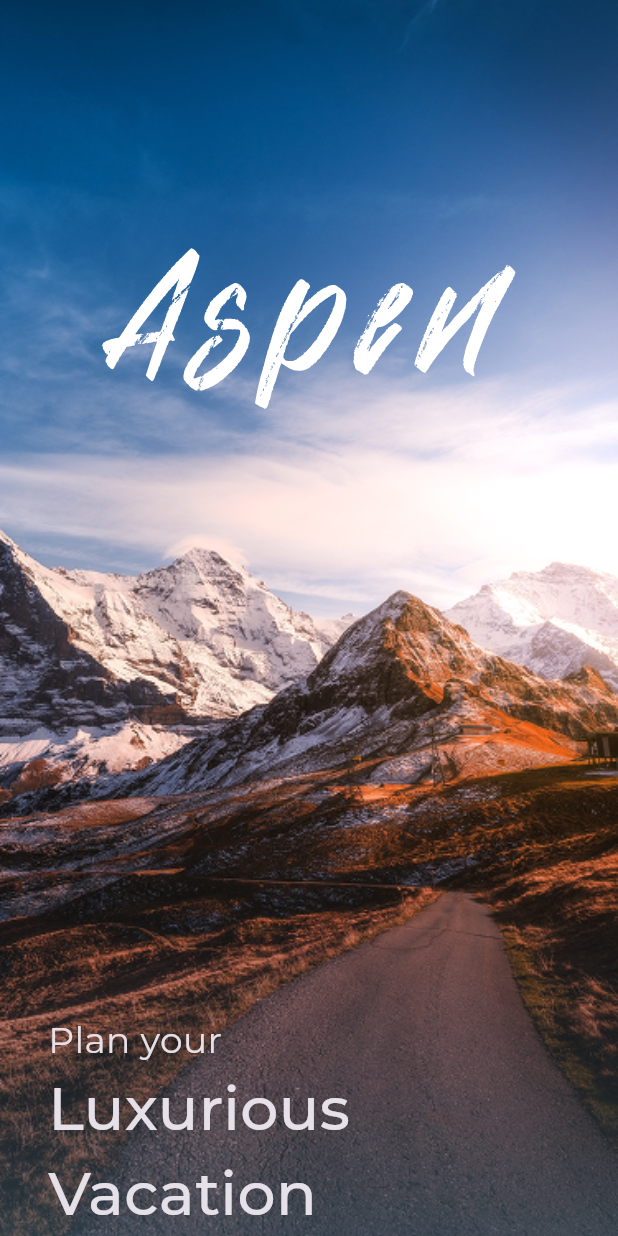
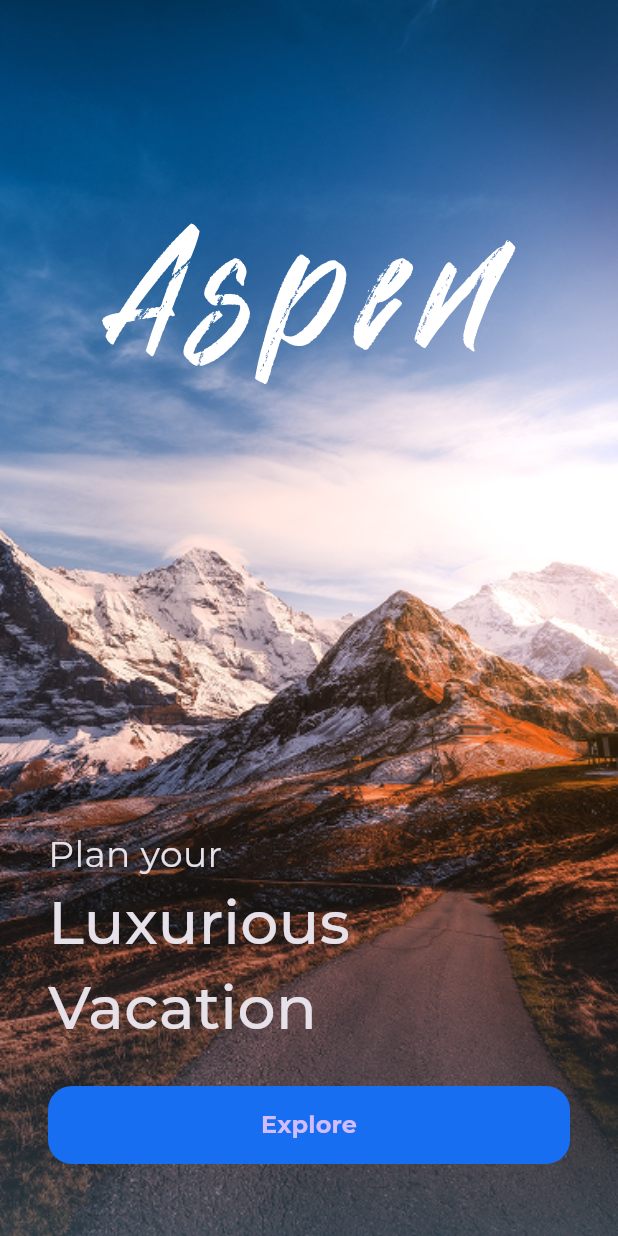
Before and after one commit to Nidhal-Khazene/Aspen_Travel_Mobile_App, a Flutter app: the screen it shows after launch, on a phone screen of 412 x 824 dp. Run offline on Flutter 3.47's test engine with Material 3 defaults, Android fonts, the phone set to English and light mode, and no system bars; our stand-ins replace flutter_svg; project files that could hold a hidden picture were left out.

Commit message:
splash view done

```diff
--- /dev/null
+++ b/lib/constants.dart
@@ -0,0 +1,4 @@
+import 'package:flutter/cupertino.dart';
+
+const Color kPrimaryColor = Color(0xff176EF1);
+const double kHorizontalPadding = 32;
--- a/lib/core/utils/text_styles.dart
+++ b/lib/core/utils/text_styles.dart
@@ -9,4 +9,8 @@ abstract class TextStyles {
     fontSize: 40,
     fontWeight: FontWeight.w500,
   );
+  static const TextStyle bold16 = TextStyle(
+    fontSize: 16,
+    fontWeight: FontWeight.w700,
+  );
 }
--- /dev/null
+++ b/lib/core/widgets/custom_button.dart
@@ -0,0 +1,31 @@
+import 'package:aspen_travel_app/constants.dart';
+import 'package:aspen_travel_app/core/utils/text_styles.dart';
+import 'package:flutter/material.dart';
+
+class CustomButton extends StatelessWidget {
+  const CustomButton({super.key, this.onPressed, required this.title});
+
+  final void Function()? onPressed;
+  final String title;
+
+  @override
+  Widget build(BuildContext context) {
+    return SizedBox(
+      width: double.infinity,
+      height: 52,
+      child: TextButton(
+        style: TextButton.styleFrom(
+          visualDensity: const VisualDensity(
+            vertical: VisualDensity.minimumDensity,
+          ),
+          backgroundColor: kPrimaryColor,
+          shape: RoundedRectangleBorder(
+            borderRadius: BorderRadius.circular(16),
+          ),
+        ),
+        onPressed: onPressed,
+        child: Text(title, style: TextStyles.bold16),
+      ),
+    );
+  }
+}
--- a/lib/features/splash/presentation/views/widgets/splash_view_body.dart
+++ b/lib/features/splash/presentation/views/widgets/splash_view_body.dart
@@ -1,4 +1,6 @@
+import 'package:aspen_travel_app/constants.dart';
 import 'package:aspen_travel_app/core/utils/assets.dart';
+import 'package:aspen_travel_app/core/widgets/custom_button.dart';
 import 'package:flutter/material.dart';
 import 'package:flutter_svg/flutter_svg.dart';
 
@@ -22,20 +24,23 @@ class SplashViewBody extends StatelessWidget {
           ),
         ),
         Positioned(
-          top: MediaQuery.of(context).size.height * 0.20,
+          top: MediaQuery.of(context).size.height * 0.18,
           left: 0,
           right: 0,
           child: SvgPicture.asset(Assets.assetsImagesAspenLogo),
         ),
-        const Padding(
-          padding: EdgeInsets.symmetric(horizontal: 32),
+        Padding(
+          padding: const EdgeInsets.symmetric(horizontal: kHorizontalPadding),
           child: Column(
             mainAxisAlignment: MainAxisAlignment.end,
             crossAxisAlignment: CrossAxisAlignment.start,
             children: [
-              Text("Plan your", style: TextStyles.normal24),
-              Text("Luxurious", style: TextStyles.medium40),
-              Text("Vacation", style: TextStyles.medium40),
+              const Text("Plan your", style: TextStyles.normal24),
+              const Text("Luxurious", style: TextStyles.medium40),
+              const Text("Vacation", style: TextStyles.medium40),
+              const SizedBox(height: 24),
+              CustomButton(title: "Explore", onPressed: () {}),
+              const SizedBox(height: 48),
             ],
           ),
         ),
```
Also changed, not shown: 1 other file.
